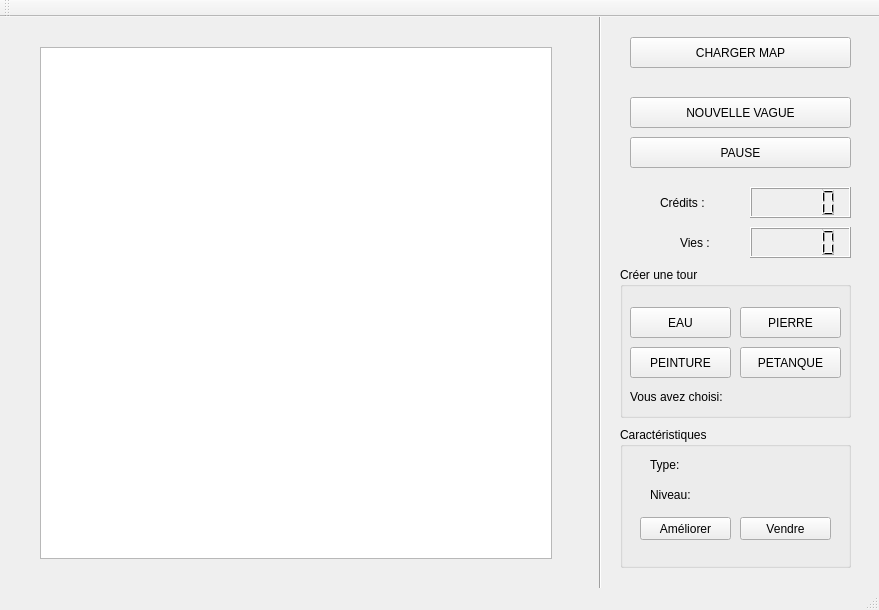
Qt form mainwindow.ui (ducreyna/TowerDefense) before a commit.
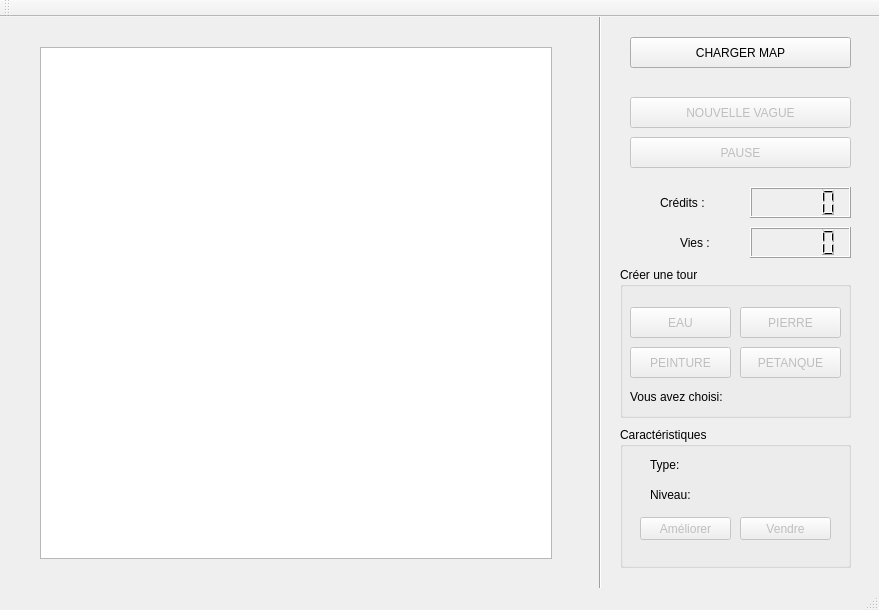
The same form after that commit.

Patch:
```diff
--- a/mainwindow.ui
+++ b/mainwindow.ui
@@ -33,6 +33,9 @@
   </property>
   <widget class="QWidget" name="centralWidget">
    <widget class="QPushButton" name="newWave">
+    <property name="enabled">
+     <bool>false</bool>
+    </property>
     <property name="geometry">
      <rect>
       <x>630</x>
@@ -71,6 +74,9 @@
      <string>Caractéristiques</string>
     </property>
     <widget class="QPushButton" name="upButton">
+     <property name="enabled">
+      <bool>false</bool>
+     </property>
      <property name="geometry">
       <rect>
        <x>20</x>
@@ -84,6 +90,9 @@
      </property>
     </widget>
     <widget class="QPushButton" name="sellButton">
+     <property name="enabled">
+      <bool>false</bool>
+     </property>
      <property name="geometry">
       <rect>
        <x>120</x>
@@ -136,6 +145,9 @@
      <string>Créer une tour</string>
     </property>
     <widget class="QPushButton" name="waterTowers">
+     <property name="enabled">
+      <bool>false</bool>
+     </property>
      <property name="geometry">
       <rect>
        <x>10</x>
@@ -156,6 +168,9 @@
      </property>
     </widget>
     <widget class="QPushButton" name="stoneTowers">
+     <property name="enabled">
+      <bool>false</bool>
+     </property>
      <property name="geometry">
       <rect>
        <x>120</x>
@@ -176,6 +191,9 @@
      </property>
     </widget>
     <widget class="QPushButton" name="paintTowers">
+     <property name="enabled">
+      <bool>false</bool>
+     </property>
      <property name="geometry">
       <rect>
        <x>10</x>
@@ -196,6 +214,9 @@
      </property>
     </widget>
     <widget class="QPushButton" name="petanqueTowers">
+     <property name="enabled">
+      <bool>false</bool>
+     </property>
      <property name="geometry">
       <rect>
        <x>120</x>
@@ -256,6 +277,9 @@
     </property>
    </widget>
    <widget class="QPushButton" name="pause">
+    <property name="enabled">
+     <bool>false</bool>
+    </property>
     <property name="geometry">
      <rect>
       <x>630</x>
```
